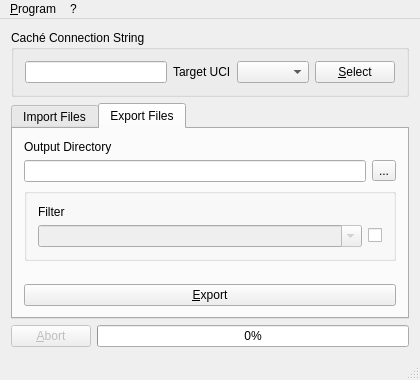
Qt form QtCacheTool/mainwindow.ui (entwickler42/QtCache) before a commit.
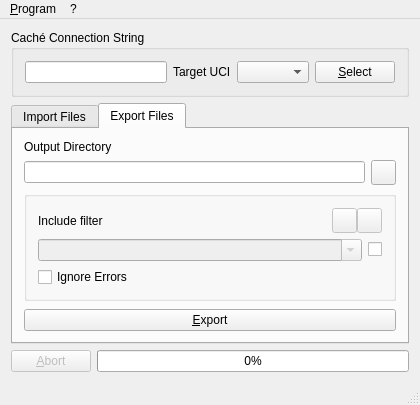
The same form after that commit. The open tabs and pages were chosen to show the change. Icons and pictures are not drawn.

Commit message: Controls for adding and removing import filters

```diff
--- a/QtCacheTool/mainwindow.ui
+++ b/QtCacheTool/mainwindow.ui
@@ -185,8 +185,15 @@
             </item>
             <item>
              <widget class="QToolButton" name="selectOutputDirectory">
-              <property name="text">
-               <string>...</string>
+              <property name="minimumSize">
+               <size>
+                <width>25</width>
+                <height>25</height>
+               </size>
+              </property>
+              <property name="icon">
+               <iconset resource="resources.qrc">
+                <normaloff>:/QtCacheTool/img/folder.png</normaloff>:/QtCacheTool/img/folder.png</iconset>
               </property>
              </widget>
             </item>
@@ -201,11 +208,14 @@
           </property>
           <layout class="QVBoxLayout" name="verticalLayout_4">
            <item>
-            <layout class="QVBoxLayout" name="verticalLayout_5">
+            <layout class="QHBoxLayout" name="horizontalLayout_4">
+             <property name="spacing">
+              <number>0</number>
+             </property>
              <item>
               <widget class="QLabel" name="label_2">
                <property name="text">
-                <string>Filter</string>
+                <string>Include filter</string>
                </property>
                <property name="buddy">
                 <cstring>includeFilter</cstring>
@@ -213,6 +223,73 @@
               </widget>
              </item>
              <item>
+              <spacer name="horizontalSpacer">
+               <property name="orientation">
+                <enum>Qt::Horizontal</enum>
+               </property>
+               <property name="sizeHint" stdset="0">
+                <size>
+                 <width>40</width>
+                 <height>20</height>
+                </size>
+               </property>
+              </spacer>
+             </item>
+             <item>
+              <widget class="QToolButton" name="saveCurrentFilter">
+               <property name="enabled">
+                <bool>false</bool>
+               </property>
+               <property name="minimumSize">
+                <size>
+                 <width>25</width>
+                 <height>25</height>
+                </size>
+               </property>
+               <property name="maximumSize">
+                <size>
+                 <width>25</width>
+                 <height>16777215</height>
+                </size>
+               </property>
+               <property name="toolTip">
+                <string>Save current filter to configuration</string>
+               </property>
+               <property name="statusTip">
+                <string>Save current filter to configuration</string>
+               </property>
+               <property name="icon">
+                <iconset resource="resources.qrc">
+                 <normaloff>:/QtCacheTool/img/filesave.png</normaloff>:/QtCacheTool/img/filesave.png</iconset>
+               </property>
+              </widget>
+             </item>
+             <item>
+              <widget class="QToolButton" name="removeCurrentFilter">
+               <property name="enabled">
+                <bool>false</bool>
+               </property>
+               <property name="minimumSize">
+                <size>
+                 <width>25</width>
+                 <height>25</height>
+                </size>
+               </property>
+               <property name="toolTip">
+                <string>Remove current filter from configuration</string>
+               </property>
+               <property name="statusTip">
+                <string>Remove current filter from configuration</string>
+               </property>
+               <property name="icon">
+                <iconset resource="resources.qrc">
+                 <normaloff>:/QtCacheTool/img/14_layer_deletelayer.png</normaloff>:/QtCacheTool/img/14_layer_deletelayer.png</iconset>
+               </property>
+              </widget>
+             </item>
+            </layout>
+           </item>
+           <item>
               <layout class="QHBoxLayout" name="horizontalLayout_3">
                <item>
                 <widget class="QComboBox" name="includeFilter">
@@ -239,7 +316,12 @@
                </item>
               </layout>
              </item>
-            </layout>
+           <item>
+            <widget class="QCheckBox" name="ignoreExportErrors">
+             <property name="text">
+              <string>Ignore Errors</string>
+             </property>
+            </widget>
            </item>
           </layout>
          </widget>
```
Left out of the diff: 57 changed lines with no effect on the pictures. Lines whose indentation alone changed are shown as unchanged. The commit also changes 6 other files.
